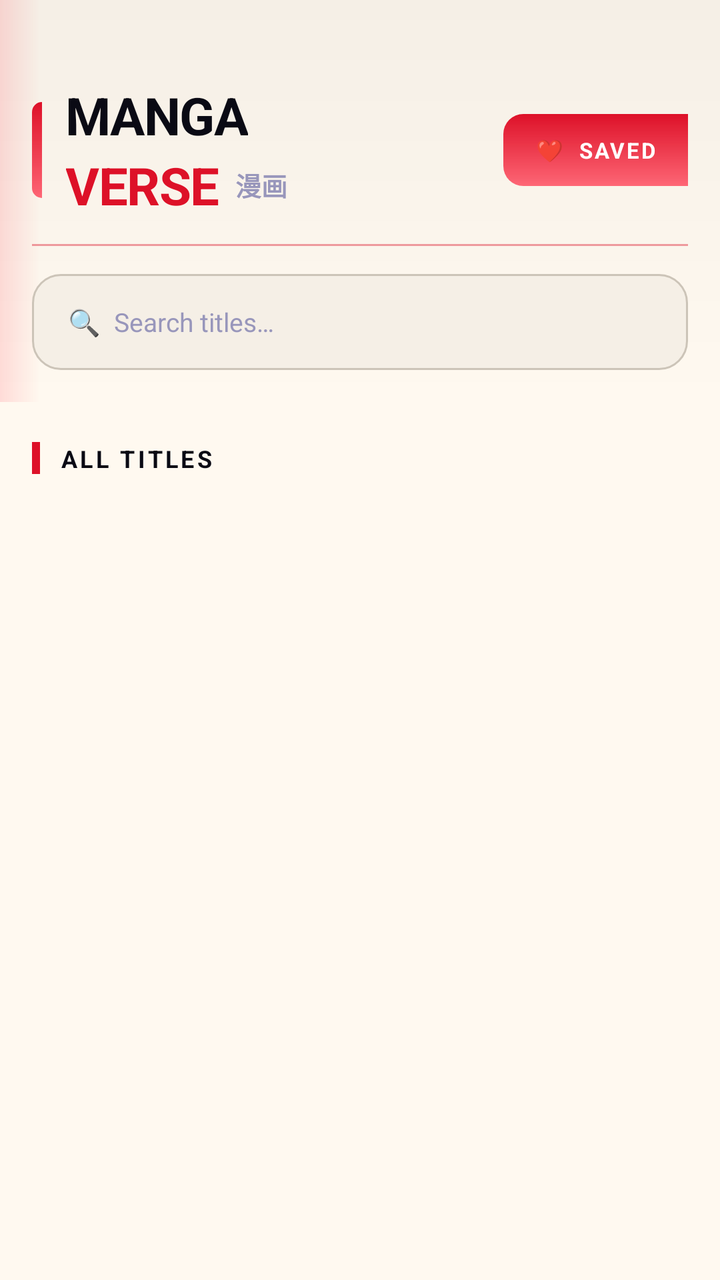
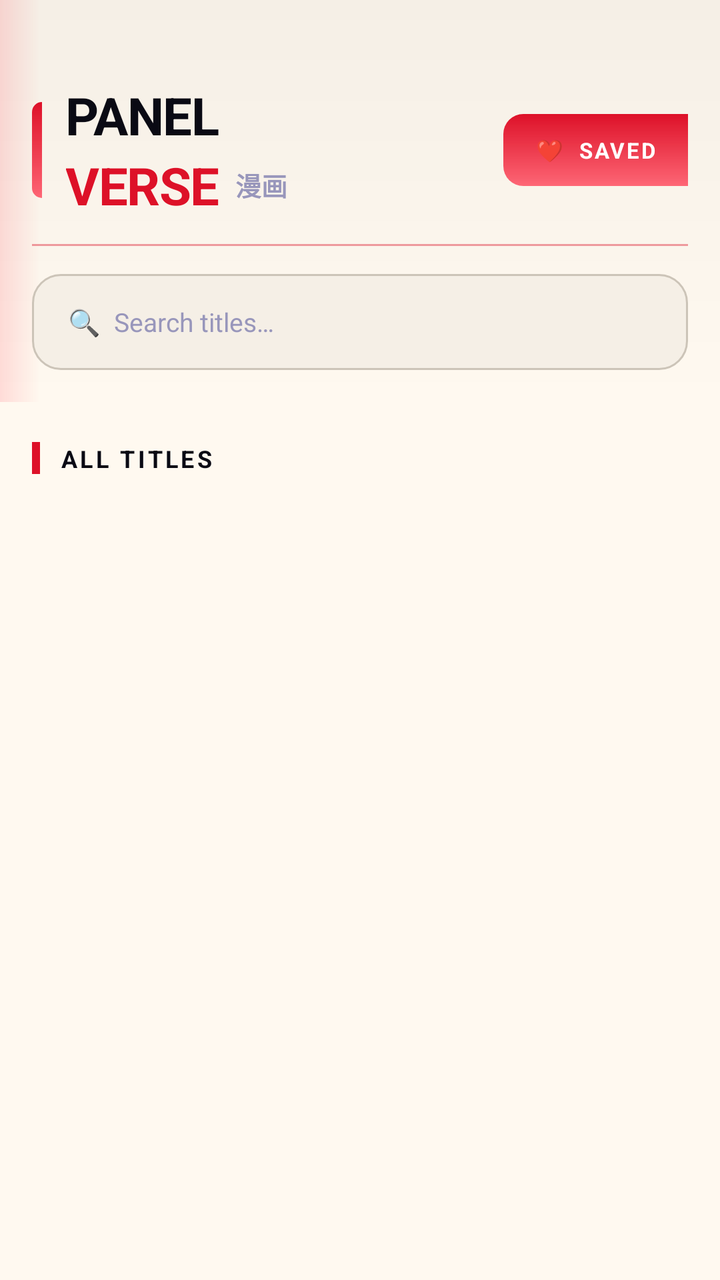

Two renders of the same Android screen: before a commit and after it. Below are the layout's source before the change and the commit's diff.
<!-- AndroidManifest.xml: application theme Theme.Testing -->
<!-- res/layout/fragment_home.xml -->
<?xml version="1.0" encoding="utf-8"?>
<LinearLayout xmlns:android="http://schemas.android.com/apk/res/android"
    xmlns:app="http://schemas.android.com/apk/res-auto"
    xmlns:tools="http://schemas.android.com/tools"
    android:layout_width="match_parent"
    android:layout_height="match_parent"
    android:orientation="vertical"
    android:background="@color/bg_dark"
    tools:context=".HomeFragment">

    
    <LinearLayout
        android:layout_width="match_parent"
        android:layout_height="wrap_content"
        android:orientation="vertical"
        android:background="@drawable/bg_gradient_header"
        android:paddingTop="40dp"
        android:paddingBottom="16dp"
        android:paddingStart="16dp"
        android:paddingEnd="16dp">

        
        <LinearLayout
            android:layout_width="match_parent"
            android:layout_height="wrap_content"
            android:orientation="horizontal"
            android:gravity="center_vertical">

            
            <LinearLayout
                android:layout_width="0dp"
                android:layout_height="wrap_content"
                android:layout_weight="1"
                android:orientation="horizontal"
                android:gravity="center_vertical">

                
                <View
                    android:layout_width="5dp"
                    android:layout_height="48dp"
                    android:layout_marginEnd="12dp"
                    android:background="@drawable/bg_ink_bar"/>

                
                <LinearLayout
                    android:layout_width="wrap_content"
                    android:layout_height="wrap_content"
                    android:orientation="vertical">

                    <TextView
                        android:layout_width="wrap_content"
                        android:layout_height="wrap_content"
                        android:text="MANGA"
                        android:textColor="@color/text_primary"
                        android:textSize="26sp"
                        android:textStyle="bold"
                        android:letterSpacing="-0.02"
                        android:lineSpacingMultiplier="0.9"/>

                    <LinearLayout
                        android:layout_width="wrap_content"
                        android:layout_height="wrap_content"
                        android:orientation="horizontal"
                        android:gravity="center_vertical">

                        <TextView
                            android:layout_width="wrap_content"
                            android:layout_height="wrap_content"
                            android:text="VERSE"
                            android:textColor="@color/accent_ink"
                            android:textSize="26sp"
                            android:textStyle="bold"
                            android:letterSpacing="-0.02"
                            android:lineSpacingMultiplier="0.9"/>

                        <TextView
                            android:layout_width="wrap_content"
                            android:layout_height="wrap_content"
                            android:layout_marginStart="8dp"
                            android:text="漫画"
                            android:textColor="@color/text_muted"
                            android:textSize="13sp"
                            android:textStyle="bold"/>
                    </LinearLayout>
                </LinearLayout>
            </LinearLayout>

            
            <TextView
                android:id="@+id/btnViewFavorites"
                android:layout_width="wrap_content"
                android:layout_height="36dp"
                android:text="❤  SAVED"
                android:textColor="@color/white"
                android:textSize="11sp"
                android:textStyle="bold"
                android:letterSpacing="0.08"
                android:paddingStart="16dp"
                android:paddingEnd="16dp"
                android:gravity="center"
                android:background="@drawable/bg_ink_bar"
                android:clickable="true"
                android:focusable="true"/>
        </LinearLayout>

        
        <View
            android:layout_width="match_parent"
            android:layout_height="1dp"
            android:layout_marginTop="12dp"
            android:layout_marginBottom="14dp"
            android:background="@color/accent_ink"
            android:alpha="0.4"/>

        
        <EditText
            android:id="@+id/mangaSearchEditText"
            android:layout_width="match_parent"
            android:layout_height="48dp"
            android:background="@drawable/bg_input_field"
            android:hint="🔍  Search titles…"
            android:textColorHint="@color/text_muted"
            android:textColor="@color/text_primary"
            android:textSize="13sp"
            android:paddingStart="18dp"
            android:paddingEnd="18dp"
            android:inputType="text"
            android:imeOptions="actionSearch"
            android:maxLines="1"
            android:singleLine="true"/>

    </LinearLayout>

    
    <HorizontalScrollView
        android:layout_width="match_parent"
        android:layout_height="wrap_content"
        android:scrollbars="none"
        android:background="@color/bg_dark"
        android:paddingTop="12dp"
        android:paddingBottom="8dp"
        android:fadingEdgeLength="20dp"
        android:requiresFadingEdge="horizontal">

        <LinearLayout
            android:id="@+id/categoryChipGroup"
            android:layout_width="wrap_content"
            android:layout_height="wrap_content"
            android:orientation="horizontal"
            android:paddingStart="16dp"
            android:paddingEnd="16dp"
            android:gravity="center_vertical"/>

    </HorizontalScrollView>

    
    <LinearLayout
        android:layout_width="match_parent"
        android:layout_height="wrap_content"
        android:orientation="horizontal"
        android:gravity="center_vertical"
        android:paddingStart="16dp"
        android:paddingEnd="16dp"
        android:paddingBottom="6dp">

        
        <View
            android:layout_width="4dp"
            android:layout_height="16dp"
            android:background="@color/accent_ink"/>

        <TextView
            android:layout_width="0dp"
            android:layout_height="wrap_content"
            android:layout_weight="1"
            android:layout_marginStart="10dp"
            android:text="ALL TITLES"
            android:textColor="@color/text_primary"
            android:textSize="12sp"
            android:textStyle="bold"
            android:letterSpacing="0.12"/>

    </LinearLayout>

    
    <androidx.recyclerview.widget.RecyclerView
        android:id="@+id/mangaRecyclerView"
        android:layout_width="match_parent"
        android:layout_height="0dp"
        android:layout_weight="1"
        android:paddingBottom="90dp"
        android:clipToPadding="false"
        tools:listitem="@layout/item_manga_card"/>

</LinearLayout>
<!-- res/layout/item_manga_card.xml (included above) -->
<?xml version="1.0" encoding="utf-8"?>

<FrameLayout
    xmlns:android="http://schemas.android.com/apk/res/android"
    xmlns:app="http://schemas.android.com/apk/res-auto"
    android:layout_width="match_parent"
    android:layout_height="wrap_content"
    android:layout_marginStart="14dp"
    android:layout_marginEnd="14dp"
    android:layout_marginTop="7dp"
    android:layout_marginBottom="7dp">

    
    <androidx.cardview.widget.CardView
        android:layout_width="match_parent"
        android:layout_height="wrap_content"
        app:cardBackgroundColor="@color/bg_card"
        app:cardCornerRadius="8dp"
        app:cardElevation="8dp"
        app:strokeColor="@color/card_border"
        app:strokeWidth="1dp">

        
        <LinearLayout
            android:id="@+id/cardClickArea"
            android:layout_width="match_parent"
            android:layout_height="wrap_content"
            android:orientation="horizontal"
            android:clickable="true"
            android:focusable="true"
            android:background="?attr/selectableItemBackground"
            android:minHeight="120dp">

            
            <View
                android:layout_width="5dp"
                android:layout_height="match_parent"
                android:background="@drawable/bg_ink_bar"/>

            
            <androidx.cardview.widget.CardView
                android:layout_width="82dp"
                android:layout_height="116dp"
                android:layout_margin="12dp"
                app:cardCornerRadius="4dp"
                app:cardElevation="6dp"
                app:strokeColor="@color/panel_border"
                app:strokeWidth="1dp">

                <ImageView
                    android:id="@+id/mangaCover"
                    android:layout_width="match_parent"
                    android:layout_height="match_parent"
                    android:scaleType="centerCrop"
                    android:contentDescription="Manga cover"/>
            </androidx.cardview.widget.CardView>

            
            <LinearLayout
                android:layout_width="0dp"
                android:layout_height="match_parent"
                android:layout_weight="1"
                android:orientation="vertical"
                android:paddingTop="14dp"
                android:paddingBottom="10dp"
                android:paddingEnd="8dp"
                android:gravity="top">

                
                <TextView
                    android:id="@+id/mangaTitle"
                    android:layout_width="match_parent"
                    android:layout_height="wrap_content"
                    android:textColor="@color/text_primary"
                    android:textSize="14sp"
                    android:textStyle="bold"
                    android:maxLines="2"
                    android:ellipsize="end"
                    android:letterSpacing="0.01"
                    android:lineSpacingMultiplier="1.2"/>

                
                <View
                    android:layout_width="28dp"
                    android:layout_height="2dp"
                    android:layout_marginTop="8dp"
                    android:layout_marginBottom="8dp"
                    android:background="@color/accent_ink"/>

                
                <TextView
                    android:id="@+id/mangaCategory"
                    android:layout_width="wrap_content"
                    android:layout_height="wrap_content"
                    android:paddingStart="10dp"
                    android:paddingEnd="10dp"
                    android:paddingTop="3dp"
                    android:paddingBottom="3dp"
                    android:textColor="@color/white"
                    android:textSize="9sp"
                    android:textStyle="bold"
                    android:letterSpacing="0.10"
                    android:background="@drawable/bg_tag_manga"/>

                
                <View
                    android:layout_width="0dp"
                    android:layout_height="0dp"
                    android:layout_weight="1"/>

                
                <TextView
                    android:id="@+id/mangaFavorite"
                    android:layout_width="40dp"
                    android:layout_height="40dp"
                    android:text="&#x1F90D;"
                    android:textSize="20sp"
                    android:gravity="center"
                    android:clickable="true"
                    android:focusable="true"
                    android:background="?attr/selectableItemBackgroundBorderless"/>
            </LinearLayout>
        </LinearLayout>
    </androidx.cardview.widget.CardView>

</FrameLayout>
<!-- resources referenced by this layout -->
<resources>
  <color name="accent_ink">#FFDD1128</color>
  <color name="bg_card">#FFFFFFFF</color>
  <color name="bg_dark">#FFFFF9F0</color>
  <color name="card_border">#FFCCC4B8</color>
  <color name="panel_border">#FF998C80</color>
  <color name="text_muted">#FF9896BB</color>
  <color name="text_primary">#FF0A0A14</color>
  <color name="white">#FFFFFFFF</color>
  <!-- drawable bg_gradient_header (drawable) -->
  <?xml version="1.0" encoding="utf-8"?>
  
  <layer-list xmlns:android="http://schemas.android.com/apk/res/android">
      <item>
          <shape android:shape="rectangle">
              <gradient
                  android:startColor="@color/bg_section"
                  android:endColor="@color/bg_dark"
                  android:angle="270"/>
          </shape>
      </item>
      
      <item android:right="340dp">
          <shape android:shape="rectangle">
              <gradient
                  android:startColor="#22FF1F3A"
                  android:endColor="#00FF1F3A"
                  android:angle="0"/>
          </shape>
      </item>
  </layer-list>
  <!-- drawable bg_ink_bar (drawable) -->
  <?xml version="1.0" encoding="utf-8"?>
  
  <shape xmlns:android="http://schemas.android.com/apk/res/android"
      android:shape="rectangle">
      <corners android:topLeftRadius="10dp" android:bottomLeftRadius="10dp"/>
      <gradient
          android:startColor="@color/accent_ink"
          android:endColor="#AAFF1F3A"
          android:angle="270"/>
  </shape>
  <!-- drawable bg_input_field (drawable) -->
  <?xml version="1.0" encoding="utf-8"?>
  
  <shape xmlns:android="http://schemas.android.com/apk/res/android"
      android:shape="rectangle">
  
      <solid android:color="@color/bg_section" />
  
      <corners android:radius="14dp" />
  
      <stroke
          android:width="1dp"
          android:color="@color/card_border" />
  
  </shape>
  <!-- drawable bg_tag_manga (drawable) -->
  <?xml version="1.0" encoding="utf-8"?>
  
  <shape xmlns:android="http://schemas.android.com/apk/res/android" android:shape="rectangle">
      <corners android:radius="4dp"/>
      <solid android:color="#FFDD1128"/>
  </shape>
  <style name="Theme.Testing" parent="Base.Theme.Testing" />
  <color name="bg_section">#FFF5EFE6</color>
  <style name="Base.Theme.Testing" parent="Theme.Material3.DayNight.NoActionBar">
          <item name="colorPrimary">@color/accent_purple</item>
          <item name="colorSecondary">@color/accent_purple</item>
          <item name="colorSurface">@color/bg_card</item>
          <item name="android:colorBackground">@color/bg_dark</item>
          <item name="android:windowBackground">@color/bg_dark</item>
          <item name="colorOnPrimary">@color/white</item>
          <item name="colorOnSurface">@color/text_primary</item>
          <item name="android:statusBarColor">@color/bg_dark</item>
          <item name="android:navigationBarColor">@color/bottom_nav_bg</item>
      </style>
  <color name="accent_purple">#FF6B3FEF</color>
  <color name="bottom_nav_bg">#FFFFF9F0</color>
</resources>

<!-- the commit's change to res/layout/fragment_home.xml (unified diff, before → after) -->
@@ -50,7 +50,7 @@
                     <TextView
                         android:layout_width="wrap_content"
                         android:layout_height="wrap_content"
-                        android:text="MANGA"
+                        android:text="PANEL"
                         android:textColor="@color/text_primary"
                         android:textSize="26sp"
                         android:textStyle="bold"
